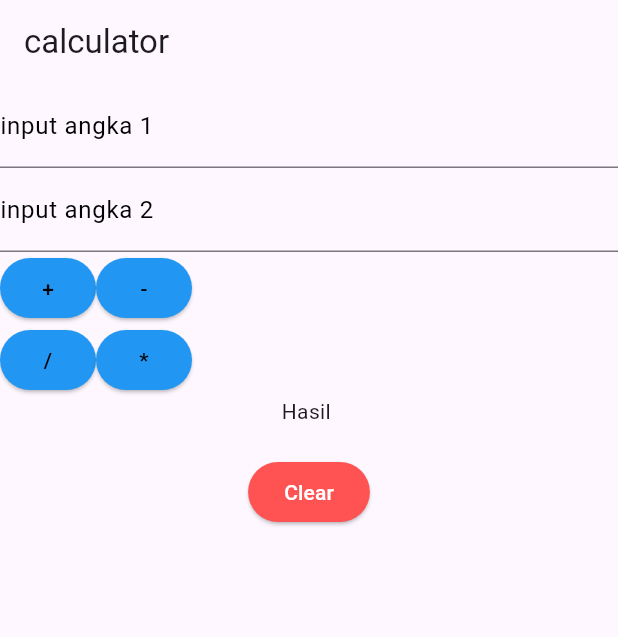
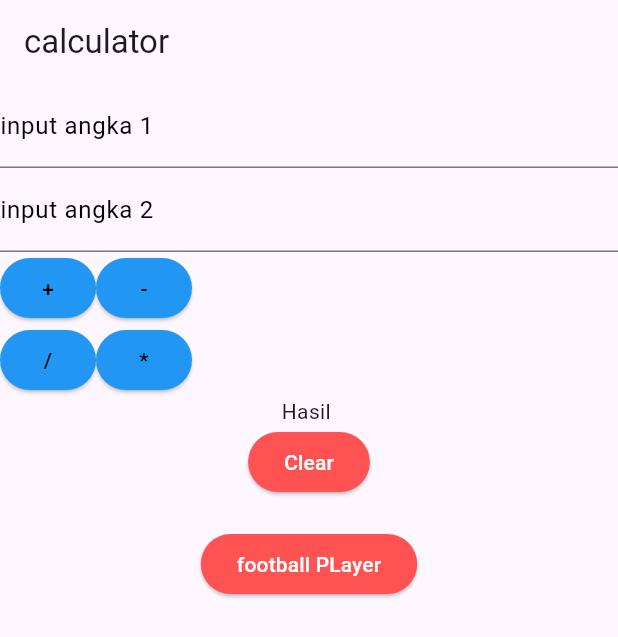
Before and after one commit to andreanawan/latian1_11pplg2, a Flutter app: the screen it shows after launch, on a phone screen of 412 x 824 dp. Shown: the top 637 px of the screen. Run offline on Flutter 3.47's test engine with Material 3 defaults, Android fonts, the phone set to English and light mode, and no system bars; our stand-ins replace get.

Commit message:
football

```diff
--- /dev/null
+++ b/latian1_11pplg2/lib/controllers/FootballControler.dart
@@ -0,0 +1,25 @@
+import 'package:get/get.dart';
+import '../models/player_model.dart';
+
+class FootballController extends GetxController {
+  var players = <Player>[].obs;
+
+  @override
+  void onInit() {
+    players.addAll([
+      Player(name: "Aldesta", position: "Forward", number: 9, imageAssets: "assets/aldesta.jpg"),
+      Player(name: "yoga", position: "Midfielder", number: 8, imageAssets: "assets/yoga.jpg"),
+      Player(name: "Antonius", position: "Defender", number: 5, imageAssets: "assets/antonius.jpg"),
+      Player(name: "arjaa", position: "Defender", number: 9, imageAssets: "assets/arjaa.jpg"),
+      Player(name: "rengga", position: "Defender", number: 2, imageAssets: "assets/rengga.jpg"),
+    ]);
+    super.onInit();
+  }
+
+  void updatePlayer(int index, String name, String position, int number) {
+    players[index].name = name;
+    players[index].position = position;
+    players[index].number = number;
+    players.refresh(); // supaya UI terupdate
+  }
+}
--- /dev/null
+++ b/latian1_11pplg2/lib/controllers/editPlayerControler.dart
@@ -0,0 +1,37 @@
+import 'package:get/get.dart';
+
+class Player {
+  String name;
+  String position;
+  int number;
+  String image;
+
+  Player({
+    required this.name,
+    required this.position,
+    required this.number,
+    required this.image,
+  });
+}
+
+
+class Editplayercontroler extends GetxController {
+  var player = <Player>[].obs;
+
+  @override
+  void onInit() {
+    player.addAll([
+      Player(name: "Arya", position: "Forward", number: 9, image: "assets/arya.png"),
+      Player(name: "Renga", position: "Midfielder", number: 8, image: "assets/renga.png"),
+
+    ]);
+    super.onInit();
+  }
+
+  void updatePlayer(int index, String name, String position, int number) {
+    player[index].name = name;
+    player[index].position = position;
+    player[index].number = number;
+    player.refresh();
+  }
+}
--- a/latian1_11pplg2/lib/main.dart
+++ b/latian1_11pplg2/lib/main.dart
@@ -2,6 +2,8 @@ import 'package:flutter/material.dart';
 import 'package:get/get.dart';
 import 'package:latian1_11pplg2/login_page.dart';
 import 'package:latian1_11pplg2/pages/calculator_pages.dart';
+import 'package:latian1_11pplg2/routes/pages.dart';
+import 'package:latian1_11pplg2/routes/routes.dart';
 
 void main() {
   runApp(const MyApp());
@@ -13,11 +15,9 @@ class MyApp extends StatelessWidget {
   @override
   Widget build(BuildContext context) {
     return GetMaterialApp(
-      title: 'Flutter Demo',
-      theme: ThemeData(
-        colorScheme: ColorScheme.fromSeed(seedColor: Colors.deepPurple),
-      ),
-      home: CalculatorPages (),
+      debugShowCheckedModeBanner: false,
+      initialRoute: AppRoutes.calculatorpage,
+      getPages: AppPages.pages,
     );
   }
 }
--- a/latian1_11pplg2/lib/pages/calculator_pages.dart
+++ b/latian1_11pplg2/lib/pages/calculator_pages.dart
@@ -5,6 +5,7 @@ import 'package:latian1_11pplg2/component/Customtextfied.dart';
 import 'package:latian1_11pplg2/component/custom_button.dart';
 import 'package:latian1_11pplg2/controllers/calculator.dart';
 import 'package:get/get.dart';
+import 'package:latian1_11pplg2/pages/FootballPLayer.dart';
 
 
 class CalculatorPages extends StatelessWidget {
@@ -44,10 +45,17 @@ class CalculatorPages extends StatelessWidget {
            Obx(() {
             return Text("Hasil " + calculatorController.txthasil.value);
             }),
-             const SizedBox(height: 20),
             CustomButton(
               myText: "Clear",
               onPressed: calculatorController.clear,
+              myTexcolor: Colors.white,backgroundColor: Colors.redAccent,
+              ),
+             const SizedBox(height: 20),
+            CustomButton(
+              myText: "football PLayer",
+              onPressed: (){
+                Get.to(()=> Footballplayer());
+              },
               myTexcolor: Colors.white,
               backgroundColor: Colors.redAccent,
             ),
--- /dev/null
+++ b/latian1_11pplg2/lib/routes/pages.dart
@@ -0,0 +1,21 @@
+import 'package:latian1_11pplg2/pages/FootballPLayer.dart';
+import 'package:latian1_11pplg2/pages/calculator_pages.dart';
+import 'package:get/get.dart';
+import 'package:flutter/material.dart';
+import 'package:latian1_11pplg2/pages/editPlayer.dart';
+import 'package:latian1_11pplg2/routes/routes.dart';
+
+
+class AppPages {
+  static final pages =[
+    GetPage(name: AppRoutes.calculatorpage, page: () => CalculatorPages()),
+    GetPage(name: AppRoutes.football, page: () => Footballplayer()),
+    GetPage(
+  name: AppRoutes.editPlayer,
+  page: () {
+    final index = Get.arguments as int; // ambil argumen dari navigasi
+    return EditPlayerPage(index: index);
+  }
+),
+  ];
+}
--- /dev/null
+++ b/latian1_11pplg2/lib/routes/routes.dart
@@ -0,0 +1,5 @@
+class AppRoutes {
+  static const String calculatorpage = "/calculatorpage";
+  static const String football = "/footballpage";
+  static const String editPlayer = "/editplayerpage";
+}
--- a/latian1_11pplg2/pubspec.yaml
+++ b/latian1_11pplg2/pubspec.yaml
@@ -34,6 +34,7 @@ dependencies:
   # The following adds the Cupertino Icons font to your application.
   # Use with the CupertinoIcons class for iOS style icons.
   cupertino_icons: ^1.0.8
+  get: ^4.7.2
 
 dev_dependencies:
   flutter_test:
@@ -60,6 +61,11 @@ flutter:
   # To add assets to your application, add an assets section, like this:
   assets:
     - assets/rus.jpeg
+    - assets/aldesta.jpg
+    - assets/yoga.jpg
+    - assets/antonius.jpg
+    - assets/rengga.jpg
+    - assets/arjaa.jpg
 
   # An image asset can refer to one or more resolution-specific "variants", see
   # https://flutter.dev/to/resolution-aware-images
```
Also changed, not shown: latian1_11pplg2/lib/models/player_model.dart (added, +13 -0 lines), latian1_11pplg2/lib/pages/FootballPLayer.dart (added, +38 -0 lines), latian1_11pplg2/lib/pages/editPlayer.dart (added, +63 -0 lines).
